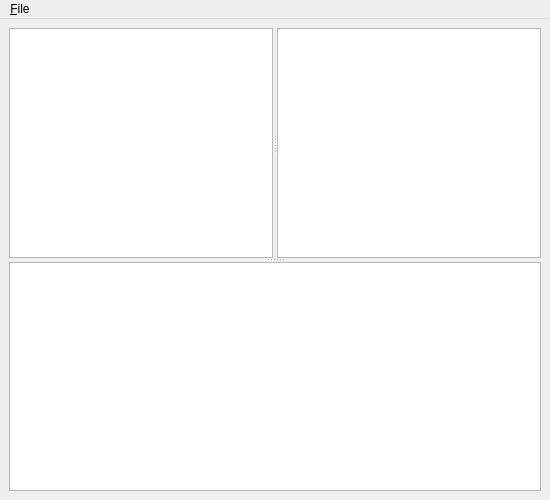
This is ExtExplorer.ui in BIZMONT/ExtMounter as Qt 5 draws it before an edit. The edited form follows.
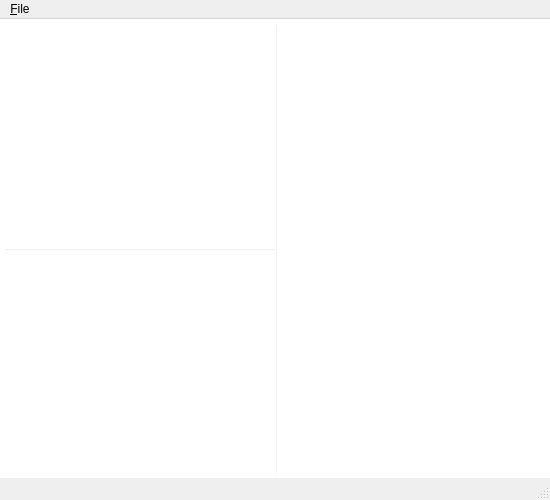
This is the edited form. Icons and pictures are not drawn.

```diff
--- a/ExtExplorer.ui
+++ b/ExtExplorer.ui
@@ -19,31 +19,86 @@
   </property>
   <property name="iconSize">
    <size>
-    <width>40</width>
-    <height>40</height>
+    <width>128</width>
+    <height>128</height>
    </size>
   </property>
   <widget class="QWidget" name="centralwidget">
+   <property name="styleSheet">
+    <string notr="true">background-color: rgb(255, 255, 255);</string>
+   </property>
    <layout class="QGridLayout" name="gridLayout">
+    <property name="margin">
+     <number>5</number>
+    </property>
     <item row="0" column="0">
      <widget class="QSplitter" name="mainsplitter">
       <property name="orientation">
-       <enum>Qt::Vertical</enum>
+       <enum>Qt::Horizontal</enum>
+      </property>
+      <property name="handleWidth">
+       <number>1</number>
       </property>
       <widget class="QSplitter" name="splitter">
        <property name="orientation">
-        <enum>Qt::Horizontal</enum>
+        <enum>Qt::Vertical</enum>
+       </property>
+       <property name="handleWidth">
+        <number>1</number>
        </property>
        <widget class="QTreeView" name="tree">
-        <property name="layoutDirection">
-         <enum>Qt::LeftToRight</enum>
+        <property name="styleSheet">
+         <string notr="true">border-bottom-color: rgb(255, 255, 255);
+border-right-color: rgb(255, 255, 255);
+border-top-color: rgb(255, 255, 255);
+border-left-color: rgb(255, 255, 255);
+border-width : 1px;
+border-style:inset;</string>
         </property>
+        <property name="sortingEnabled">
+         <bool>true</bool>
+        </property>
+        <property name="animated">
+         <bool>true</bool>
+        </property>
        </widget>
-       <widget class="QListView" name="list"/>
+       <widget class="QTextEdit" name="log">
+        <property name="contextMenuPolicy">
+         <enum>Qt::NoContextMenu</enum>
+        </property>
+        <property name="styleSheet">
+         <string notr="true">border-bottom-color: rgb(255, 255, 255);
+border-top-color: rgb(240, 240, 240);
+border-left-color: rgb(255, 255, 255);
+border-right-color: rgb(255, 255, 255);
+border-width : 1px;
+border-style:inset;</string>
+        </property>
+        <property name="textInteractionFlags">
+         <set>Qt::NoTextInteraction</set>
+        </property>
+       </widget>
       </widget>
-      <widget class="QTextEdit" name="worklog">
-       <property name="textInteractionFlags">
-        <set>Qt::TextSelectableByKeyboard|Qt::TextSelectableByMouse</set>
+      <widget class="QListView" name="list">
+       <property name="styleSheet">
+        <string notr="true">border-bottom-color: rgb(255, 255, 255);
+border-left-color: rgb(240, 240, 240);
+border-right-color: rgb(255, 255, 255);
+border-top-color: rgb(255, 255, 255);
+border-width : 1px;
+border-style:inset;</string>
+       </property>
+       <property name="movement">
+        <enum>QListView::Static</enum>
+       </property>
+       <property name="viewMode">
+        <enum>QListView::IconMode</enum>
+       </property>
+       <property name="wordWrap">
+        <bool>true</bool>
+       </property>
+       <property name="selectionRectVisible">
+        <bool>true</bool>
        </property>
       </widget>
      </widget>
@@ -70,6 +125,7 @@
    </widget>
    <addaction name="menu_File"/>
   </widget>
+  <widget class="QStatusBar" name="statusBar"/>
   <action name="action_Rescan_System">
    <property name="icon">
     <iconset resource="ExtMounter.qrc">
```
Left out of the diff: 11 changed lines with no effect on the pictures.
